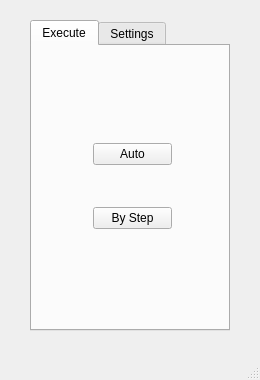
Qt form mainwindow.ui (Mityushin/system_of_mass_service) before a commit.
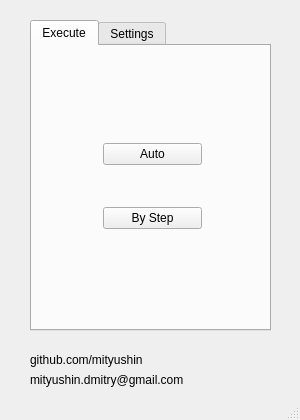
The same form after that commit.

The edit to the form file:
```diff
--- a/mainwindow.ui
+++ b/mainwindow.ui
@@ -6,20 +6,20 @@
    <rect>
     <x>0</x>
     <y>0</y>
-    <width>260</width>
-    <height>380</height>
+    <width>300</width>
+    <height>420</height>
    </rect>
   </property>
   <property name="minimumSize">
    <size>
-    <width>260</width>
-    <height>380</height>
+    <width>300</width>
+    <height>420</height>
    </size>
   </property>
   <property name="maximumSize">
    <size>
-    <width>260</width>
-    <height>380</height>
+    <width>300</width>
+    <height>420</height>
    </size>
   </property>
   <property name="baseSize">
@@ -37,7 +37,7 @@
      <rect>
       <x>30</x>
       <y>20</y>
-      <width>200</width>
+      <width>241</width>
       <height>311</height>
      </rect>
     </property>
@@ -51,9 +51,9 @@
      <widget class="QWidget" name="verticalLayoutWidget">
       <property name="geometry">
        <rect>
-        <x>50</x>
+        <x>60</x>
         <y>50</y>
-        <width>101</width>
+        <width>121</width>
         <height>181</height>
        </rect>
       </property>
@@ -163,6 +163,32 @@
      </widget>
     </widget>
    </widget>
+   <widget class="QLabel" name="labelGitHub">
+    <property name="geometry">
+     <rect>
+      <x>30</x>
+      <y>350</y>
+      <width>141</width>
+      <height>20</height>
+     </rect>
+    </property>
+    <property name="text">
+     <string>github.com/mityushin</string>
+    </property>
+   </widget>
+   <widget class="QLabel" name="labelEmail">
+    <property name="geometry">
+     <rect>
+      <x>30</x>
+      <y>370</y>
+      <width>191</width>
+      <height>20</height>
+     </rect>
+    </property>
+    <property name="text">
+     <string>mityushin.dmitry@gmail.com</string>
+    </property>
+   </widget>
   </widget>
   <widget class="QStatusBar" name="statusBar"/>
  </widget>
```
Left out of the diff: 4 changed lines with no effect on the pictures.
